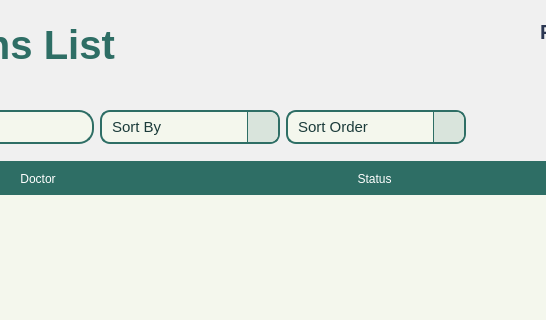
Before: the Qt Designer form Views/Staff_Transactions.ui in VinsmokeSanji69/COVACHA_CLINIC_SYSTEM, drawn with Qt 5; both pictures show x 342 to 888 and y 0 to 320 of the 1145 by 817 pixel window.
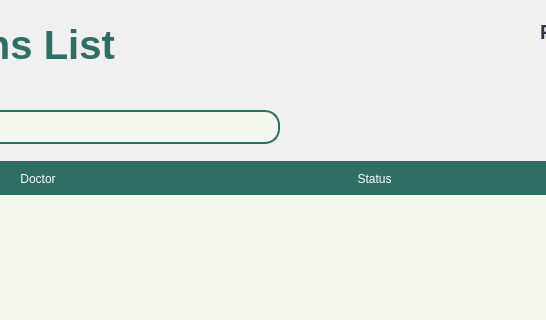
After: the same form once the commit is applied. Icons and pictures are not drawn.

Patch:
```diff
--- a/Views/Staff_Transactions.ui
+++ b/Views/Staff_Transactions.ui
@@ -568,119 +568,6 @@
               </layout>
              </widget>
             </item>
-            <item>
-             <widget class="QComboBox" name="DiagnoseBox">
-              <property name="sizePolicy">
-               <sizepolicy hsizetype="Preferred" vsizetype="Fixed">
-                <horstretch>0</horstretch>
-                <verstretch>0</verstretch>
-               </sizepolicy>
-              </property>
-              <property name="minimumSize">
-               <size>
-                <width>180</width>
-                <height>0</height>
-               </size>
-              </property>
-              <property name="styleSheet">
-               <string notr="true">QComboBox {
-    background-color: #F4F7ED;
-    border: 2px solid #2E6E65;
-    border-radius: 10px;
-    padding: 5px 10px;
-	font: 300 12pt &quot;Lexend Light&quot;;
-}
-QComboBox::drop-down {
-    subcontrol-origin: padding;
-    subcontrol-position: top right;
-    width: 30px;
-    border-left: 1px solid #2E6E65;
-    background-color: #D9E4DC;
-    border-top-right-radius: 8px;
-    border-bottom-right-radius: 8px;
-}
-QComboBox::down-arrow {
-    image: url(:/lucide/icons/chevron-down.svg);
-    width: 20px;
-    height: 20px;
-}
-QComboBox QAbstractItemView {
-    background-color: #F4F7ED;
-    selection-background-color: #CCE3D0;
-    border: 1px solid #2E6E65;
-    border-radius: 2px;
-    outline: 0;  
-	font: 300 12pt &quot;Lexend Light&quot;;
-}
-
-QComboBox::down-arrow {
-    image: url(:/icons/icons/chevron-down.svg);
-    width: 20px;
-    height: 20px;
-}</string>
-              </property>
-              <property name="editable">
-               <bool>false</bool>
-              </property>
-              <item>
-               <property name="text">
-                <string>Sort By</string>
-               </property>
-              </item>
-             </widget>
-            </item>
-            <item>
-             <widget class="QComboBox" name="DateBox">
-              <property name="minimumSize">
-               <size>
-                <width>180</width>
-                <height>0</height>
-               </size>
-              </property>
-              <property name="styleSheet">
-               <string notr="true">QComboBox {
-    background-color: #F4F7ED;
-    border: 2px solid #2E6E65;
-    border-radius: 10px;
-    padding: 5px 10px;
-	font: 300 12pt &quot;Lexend Light&quot;;
-}
-QComboBox::drop-down {
-    subcontrol-origin: padding;
-    subcontrol-position: top right;
-    width: 30px;
-    border-left: 1px solid #2E6E65;
-    background-color: #D9E4DC;
-    border-top-right-radius: 8px;
-    border-bottom-right-radius: 8px;
-}
-QComboBox::down-arrow {
-    image: url(:/lucide/icons/chevron-down.svg);
-    width: 20px;
-    height: 20px;
-}
-QComboBox QAbstractItemView {
-    background-color: #F4F7ED;
-    selection-background-color: #CCE3D0;
-    border: 1px solid #2E6E65;
-    border-radius: 2px;
-    outline: 0;  
-	font: 300 12pt &quot;Lexend Light&quot;;
-}
-
-QComboBox::down-arrow {
-    image: url(:/icons/icons/chevron-down.svg);
-    width: 20px;
-    height: 20px;
-}</string>
-              </property>
-              <item>
-               <property name="text">
-                <string>Sort Order </string>
-               </property>
-              </item>
-             </widget>
-            </item>
             <item>
              <spacer name="horizontalSpacer_4">
               <property name="orientation">
```
Left out of the diff: 9 changed lines with no effect on the pictures.
